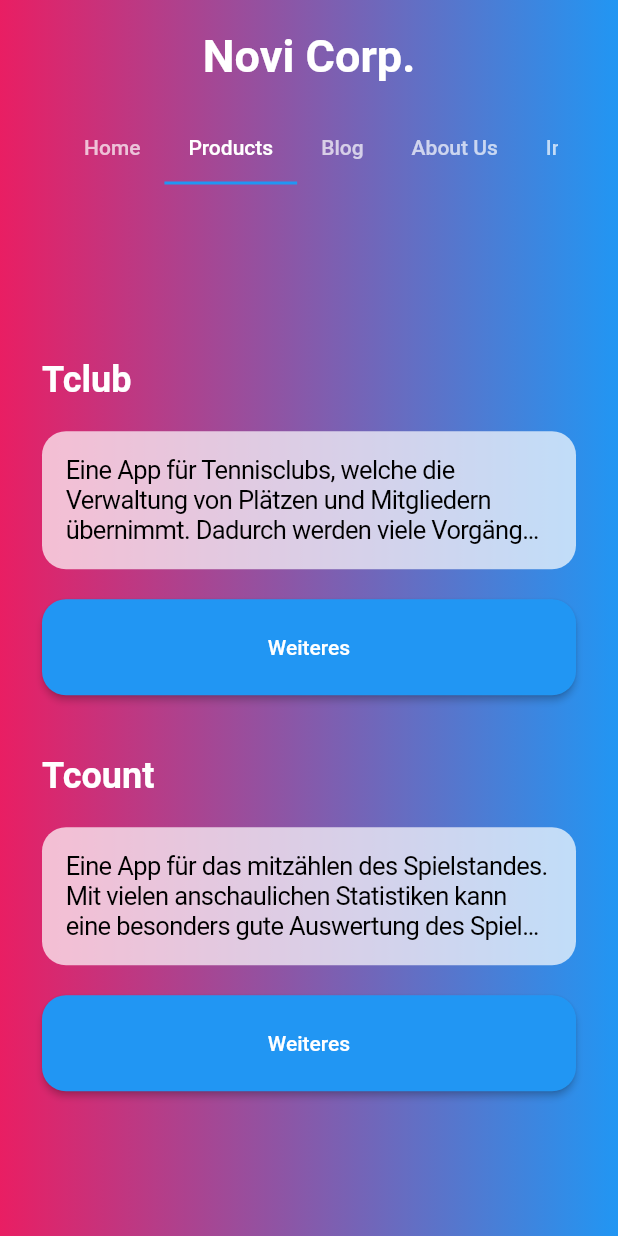
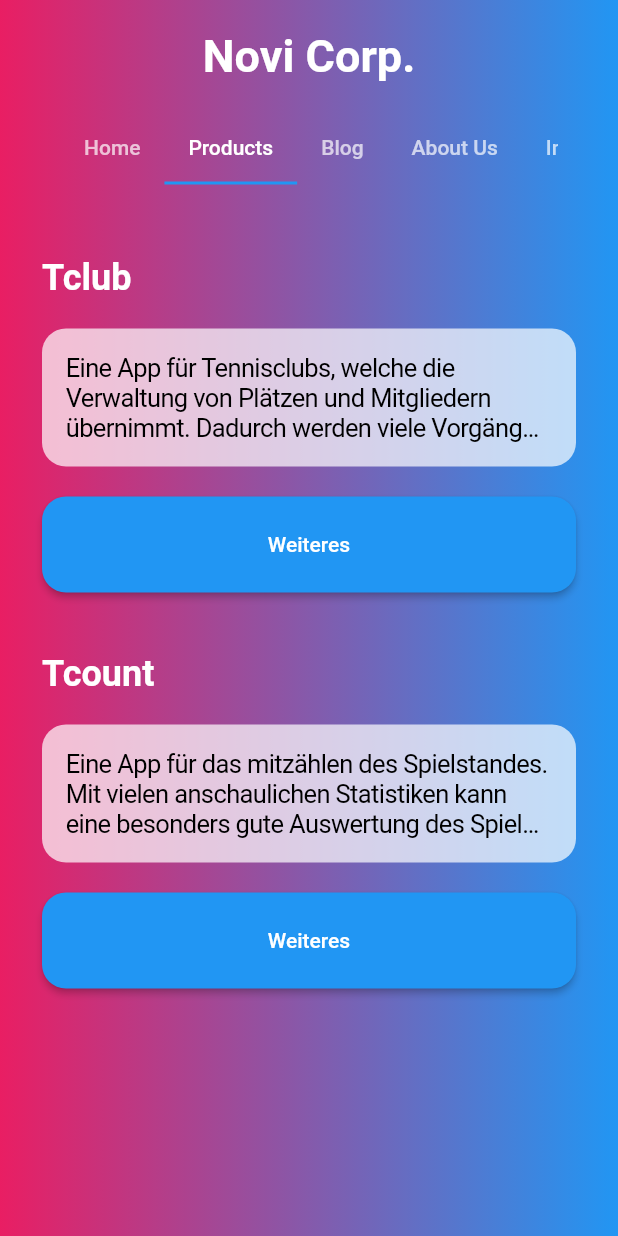
Before and after one commit to moritz-zoellner/nuviwebsite, a Flutter app: the screen it shows after launch, tab 2 chosen, on a phone screen of 412 x 824 dp. Run offline on Flutter 3.47's test engine with Material 2 defaults, Android fonts, the phone set to English and light mode, and no system bars; our stand-ins replace cloud_firestore, firebase_auth, firebase_core; accounts and stored records are empty.

Commit message:
height problem kind of solved

```diff
--- a/lib/ld_page/navbar.dart
+++ b/lib/ld_page/navbar.dart
@@ -7,14 +7,13 @@ class DesktopNavBar extends StatelessWidget {
   Widget build(BuildContext context) {
     return Padding(
         padding: const EdgeInsets.symmetric(vertical: 20, horizontal: 40),
+        child: Flexible(
             child: Row(
                 mainAxisAlignment: MainAxisAlignment.spaceBetween,
                 children: const [
               Title(),
-              Flexible(
-                child: MenuBar(),
-              ),
-            ]));
+              Flexible(child: MenuBar()),
+            ])));
   }
 }
 
@@ -25,11 +24,13 @@ class MobileNavBar extends StatelessWidget {
   Widget build(BuildContext context) {
     return Padding(
       padding: const EdgeInsets.symmetric(vertical: 20, horizontal: 40),
+      child: Flexible(
           child: Column(mainAxisSize: MainAxisSize.min, children: const [
         Title(),
         SizedBox(height: 20),
         MenuBar(),
-        ]));
+      ])),
+    );
   }
 }
 
--- a/lib/ld_page/projects.dart
+++ b/lib/ld_page/projects.dart
@@ -299,7 +299,8 @@ class _ProjectsScreenState extends State<ProjectsScreen> {
   }
 
   Widget projectList() {
-    return Center(
+    return SingleChildScrollView(
+      child: Center(
         child: Padding(
           padding: const EdgeInsets.all(8),
           child: Wrap(
@@ -326,7 +327,8 @@ class _ProjectsScreenState extends State<ProjectsScreen> {
                             tabs[index].content,
                             maxLines: 3,
                             overflow: TextOverflow.ellipsis,
-                          style: CupertinoTheme.of(context).textTheme.textStyle,
+                            style:
+                                CupertinoTheme.of(context).textTheme.textStyle,
                           ),
                         ),
                         const SizedBox(height: 20),
@@ -339,10 +341,12 @@ class _ProjectsScreenState extends State<ProjectsScreen> {
                                     BorderRadius.all(Radius.circular(16))),
                             child: const Text("Weiteres",
                                 style: TextStyle(color: Colors.white)),
-                          onPressed: () => setState(() => currentTab = index)),
+                            onPressed: () =>
+                                setState(() => currentTab = index)),
                       ],
                     ),
                   )),
+            ),
           ),
         ),
       ),
--- a/lib/main.dart
+++ b/lib/main.dart
@@ -30,28 +30,21 @@ class MyApp extends StatelessWidget {
                     colors: [Colors.pink, Colors.blue],
                     begin: Alignment.centerLeft,
                     end: Alignment.centerRight)),
-            child: SingleChildScrollView(
             child: LayoutBuilder(builder: (context, constraints) {
               if (constraints.maxWidth < 800) {
-                  return ConstrainedBox(
-                    constraints: BoxConstraints(
-                        maxHeight: MediaQuery.of(context).size.height),
-                    child: Column(children: const [
+                return Column(
+                  children: const [
                     MobileNavBar(),
                     MobileLandingPage(),
-                    ]),
+                  ],
                 );
               } else {
-                  return ConstrainedBox(
-                      constraints: BoxConstraints(
-                          maxHeight: MediaQuery.of(context).size.height),
-                      child: Column(children: const [
+                return Column(children: const [
                   DesktopNavBar(),
                   DesktopLandingPage(),
-                      ]));
+                ]);
               }
             }),
-            ),
           ),
         ));
   }
```
Also changed, not shown: lib/ld_page/ld_page.dart (+10 -2 lines). Lines whose indentation alone changed are shown as unchanged.
